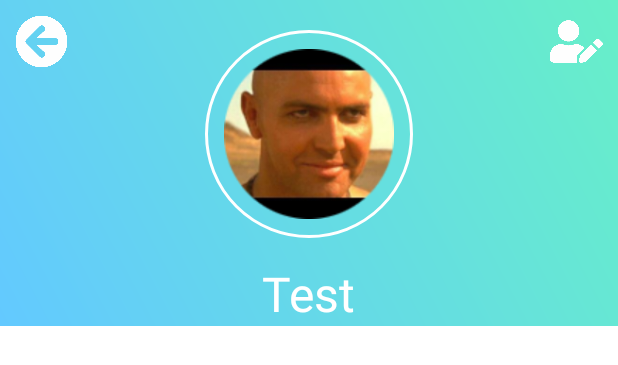
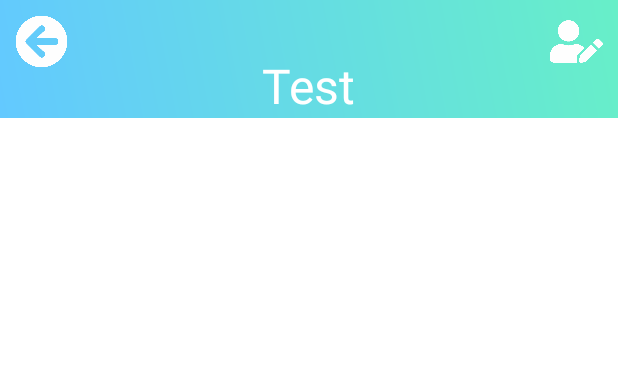
Before and after one commit to enzodqr/Medical-App, an Android app: the layout activity_profile.xml on its own in the app's theme, with its tools: preview values and no code run, on a phone screen of 412 x 824 dp. Shown: the top 365 px of the screen. Run offline under Robolectric (Android 15) with nearby library versions, the phone set to English and light mode, and no system bars.

Commit message:
Profiles adjustments

```diff
--- a/app/src/main/java/com/app/medical/DB_Utilities/DB_Utilities.java
+++ b/app/src/main/java/com/app/medical/DB_Utilities/DB_Utilities.java
@@ -15,4 +15,8 @@ public class DB_Utilities {
     public static final  String USER_ADDRESS = "address";
     public static final  String USER_EMERGENCY_CONTACT = "emergency_contact";
     public static final  String USER_NATIONALITY = "nationality";
+    public static final String TABLE_USER= "users";
+    public static final String COLUMN_ID = "user_id";
+    public static final String CREATE_TABLE_USER = "CREATE TABLE "+TABLE_USER+" ("+COLUMN_ID+" TEXT)";
+    public static final String DROP_TABLE_USER = "DROP TABLE IF EXISTS "+TABLE_USER;
 }
--- a/app/src/main/res/layout/activity_profile.xml
+++ b/app/src/main/res/layout/activity_profile.xml
@@ -13,42 +13,15 @@
         android:layout_height="wrap_content"
         android:background="@drawable/profile_grad">
 
-        <RelativeLayout
-            android:id="@+id/profile_img"
-            android:layout_width="wrap_content"
-            android:layout_height="wrap_content"
-            android:layout_centerHorizontal="true"
-            android:layout_marginTop="20dp"
-            android:background="@drawable/profile_circle_border">
-
-            <ImageView
-                android:layout_width="120dp"
-                android:layout_height="120dp"
-                android:layout_marginStart="9dp"
-                android:layout_marginLeft="9dp"
-                android:layout_marginTop="9dp"
-                android:layout_marginEnd="9dp"
-                android:layout_marginRight="9dp"
-                android:layout_marginBottom="9dp"
-                android:adjustViewBounds="true"
-                android:padding="3dp"
-                android:scaleType="centerInside"
-                app:srcCompat="@drawable/dummy_pic" />
-
-
-
-        </RelativeLayout>
-
         <TextView
             android:id="@+id/profile_name"
             android:layout_width="wrap_content"
             android:layout_height="wrap_content"
-            android:layout_below="@+id/profile_img"
             android:layout_centerHorizontal="true"
             android:text="Test"
             android:textSize="32sp"
             android:textColor="@color/profile_name"
-            android:layout_marginTop="15sp"/>
+            android:layout_marginTop="35dp"/>
         <ImageButton
             android:id="@+id/profile_edit"
             android:layout_width="35dp"
--- a/app/src/main/res/values/strings.xml
+++ b/app/src/main/res/values/strings.xml
@@ -5,4 +5,6 @@
     <string name="ingresar_text">Ingresar</string>
     <string name="registrarme_text">Registrarme</string>
     <string name="app_title">Medical+</string>
+    <string name="facebook_application_id" translatable="false">2650482491648834</string>
+    <string name ="facebook_login_protocol_schema" translatable="false">fb1634338046880924</string>
 </resources>
```
Also changed, not shown: app/src/main/java/com/app/medical/DB_Utilities/SQLite_Helper.java (added, +27 -0 lines), app/src/main/java/com/app/medical/Menu/Menu_Activity.java (+22 -1 lines), app/src/main/java/com/app/medical/Profile/Profile_Activity.java (+102 -9 lines), app/src/main/java/com/app/medical/Profile/User_Model.java (+8 -17 lines).
